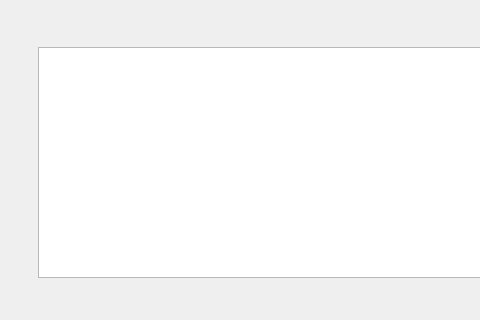
This is ESToolkit/ESToolkit/form/dialog/tk_lua_explorer.ui in gyrovorbis/elysian-shadows as Qt 5 draws it before an edit; both pictures show x 122 to 602 and y 163 to 483 of the 871 by 693 pixel window. The edited form follows.
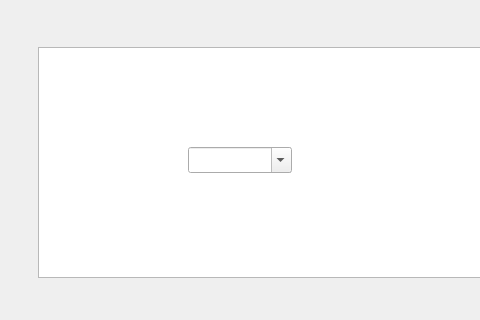
This is the edited form.

```diff
--- a/ESToolkit/ESToolkit/form/dialog/tk_lua_explorer.ui
+++ b/ESToolkit/ESToolkit/form/dialog/tk_lua_explorer.ui
@@ -41,6 +41,19 @@
     <enum>QAbstractItemView::ScrollPerPixel</enum>
    </property>
   </widget>
+  <widget class="QComboBox" name="comboBox">
+   <property name="geometry">
+    <rect>
+     <x>310</x>
+     <y>310</y>
+     <width>104</width>
+     <height>26</height>
+    </rect>
+   </property>
+   <property name="editable">
+    <bool>true</bool>
+   </property>
+  </widget>
  </widget>
  <resources/>
  <connections/>
```
